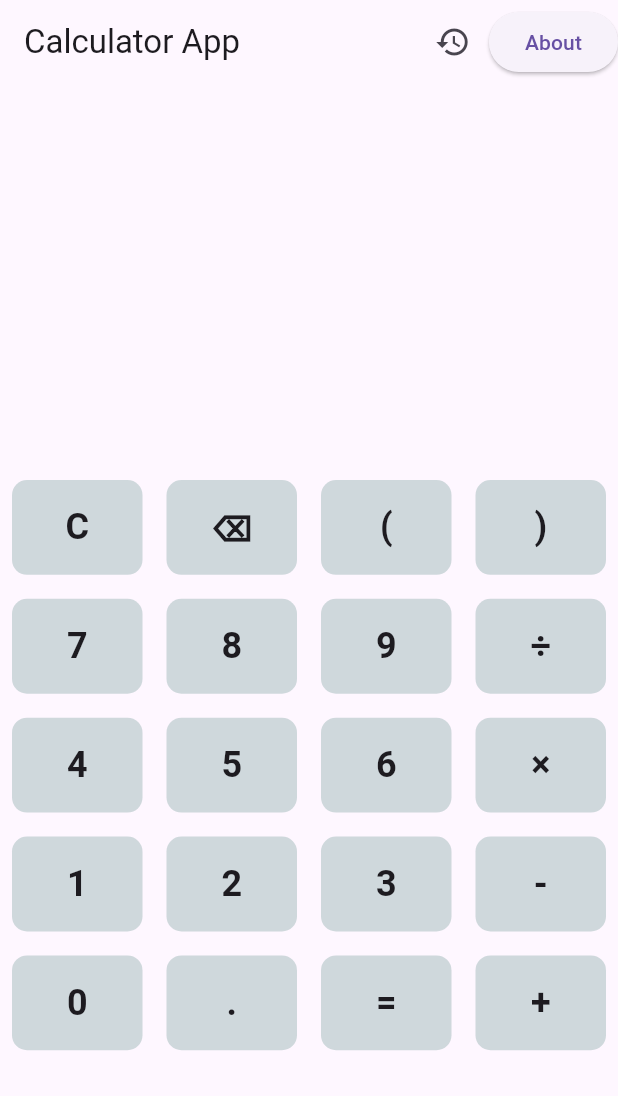
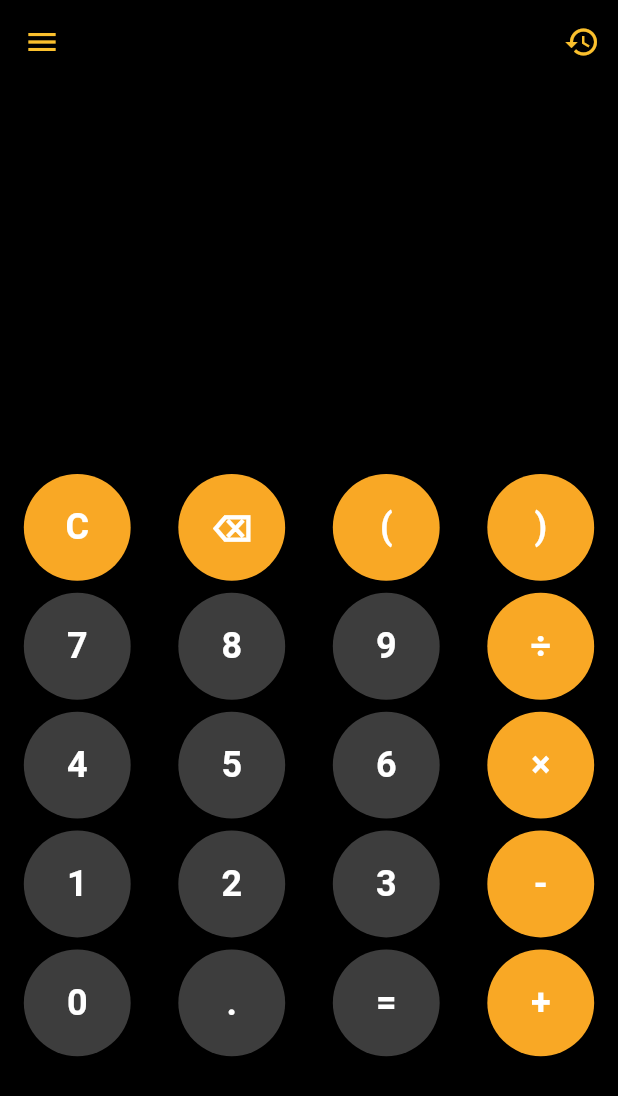
Before and after one commit to AnasNoraniCodes/Calculator_App, a Flutter app: the screen it shows after launch, on a phone screen of 412 x 824 dp. Shown: the top 1096 px of the screen. Run offline on Flutter 3.47's test engine with Material 3 defaults, Android fonts, the phone set to English and light mode, and no system bars; our stand-ins replace get, math_expressions.

Commit message:
project completed

```diff
--- a/lib/calculator_screen.dart
+++ b/lib/calculator_screen.dart
@@ -1,15 +1,14 @@
+import 'package:calculator/reusable_widgets.dart';
 import 'package:flutter/material.dart';
 import 'package:get/get.dart';
 import 'package:math_expressions/math_expressions.dart';
 import 'history_screen.dart';
-import 'reuseable_wigets.dart';
-
 
 void main() {
   runApp(CalculatorScreen());
 }
 
-// Controller for State Management
+//  Controller for State Management
 class CalculatorController extends GetxController {
   var input = ''.obs; // Holds user input
   var output = ''.obs; // Holds result
@@ -25,7 +24,6 @@ class CalculatorController extends GetxController {
         if (input.value.isNotEmpty) {
           input.value = input.value.substring(0, input.value.length - 1);
         }
-
       }
     } else if (value == "=") {
       calculateResult();
@@ -37,7 +35,8 @@ class CalculatorController extends GetxController {
   // Function to evaluate the mathematical expression
   void calculateResult() {
     try {
-      String formattedInput = input.value.replaceAll('×', '*').replaceAll('÷', '/');
+      String formattedInput =
+          input.value.replaceAll('×', '*').replaceAll('÷', '/');
       Parser p = Parser();
       Expression exp = p.parse(formattedInput);
       ContextModel cm = ContextModel();
@@ -47,45 +46,64 @@ class CalculatorController extends GetxController {
       // Add to history
       history.add("${input.value} = ${output.value}");
     } catch (e) {
-      output.value = "Error";
+      output.value = "Invalid Entry";
     }
   }
 }
 
-// Calculator Screen
+// 🔹 Calculator Screen UI
 class CalculatorScreen extends StatelessWidget {
   final CalculatorController controller = Get.put(CalculatorController());
 
   final List<String> buttons = [
-    "C", "⌫", "(", ")",
-    "7", "8", "9", "÷",
-    "4", "5", "6", "×",
-    "1", "2", "3", "-",
-    "0", ".", "=", "+"
+    "C",
+    "⌫",
+    "(",
+    ")",
+    "7",
+    "8",
+    "9",
+    "÷",
+    "4",
+    "5",
+    "6",
+    "×",
+    "1",
+    "2",
+    "3",
+    "-",
+    "0",
+    ".",
+    "=",
+    "+"
   ];
 
   @override
   Widget build(BuildContext context) {
     return Scaffold(
+      backgroundColor: Colors.black,
       appBar: AppBar(
-        title: Text("Calculator App"),
+        leading: IconButton(
+          onPressed: () {
+            Navigator.push(
+                context,
+                MaterialPageRoute(
+                  builder: (context) => AboutScreen(),
+                ));
+          },
+          icon: Icon(
+            Icons.menu_outlined,
+            color: Colors.yellow.shade700,
+          ),
+        ),
+        backgroundColor: Colors.black,
         actions: [
           IconButton(
-            icon: Icon(Icons.history),
+            icon: Icon(Icons.history, color: Colors.yellow.shade700),
             onPressed: () {
               Get.to(() => HistoryScreen());
             },
           ),
-          ElevatedButton(
-            onPressed: () {
-              Navigator.push(
-                context,
-                MaterialPageRoute(builder: (context) => AboutScreen()),
-              );
-            },
-            child: Text("About"),
-          ),
-
         ],
       ),
       body: Column(
@@ -100,14 +118,17 @@ class CalculatorScreen extends StatelessWidget {
                 crossAxisAlignment: CrossAxisAlignment.end,
                 children: [
                   Obx(() => Text(
-                    controller.input.value,
-                    style: TextStyle(fontSize: 32),
-                  )),
+                        controller.input.value,
+                        style: TextStyle(fontSize: 32, color: Colors.white),
+                      )),
                   SizedBox(height: 10),
                   Obx(() => Text(
-                    controller.output.value,
-                    style: TextStyle(fontSize: 40, fontWeight: FontWeight.bold),
-                  )),
+                        controller.output.value,
+                        style: TextStyle(
+                            fontSize: 40,
+                            fontWeight: FontWeight.bold,
+                            color: Colors.yellow),
+                      )),
                 ],
               ),
             ),
@@ -123,9 +144,18 @@ class CalculatorScreen extends StatelessWidget {
                 childAspectRatio: 1.3,
               ),
               itemBuilder: (context, index) {
+                String buttonText = buttons[index];
+
+                // 🔹 Define button color (Black for numbers, Yellow for others)
+                Color buttonColor =
+                    RegExp(r'^[0=.-123456789]$').hasMatch(buttonText)
+                        ? Colors.white24 // Numbers 1-9 → Black
+                        : Colors.yellow.shade800; // Other buttons → Yellow
+
                 return CalculatorButton(
-                  text: buttons[index],
-                  onTap: () => controller.onButtonPressed(buttons[index]),
+                  text: buttonText,
+                  onTap: () => controller.onButtonPressed(buttonText),
+                  color: buttonColor,
                 );
               },
             ),
@@ -140,23 +170,29 @@ class CalculatorScreen extends StatelessWidget {
 class CalculatorButton extends StatelessWidget {
   final String text;
   final VoidCallback onTap;
+  final Color color; // Button color parameter
 
-  CalculatorButton({required this.text, required this.onTap});
+  const CalculatorButton(
+      {required this.text, required this.onTap, required this.color});
 
   @override
   Widget build(BuildContext context) {
     return GestureDetector(
       onTap: onTap,
       child: Container(
-        margin: EdgeInsets.all(8),
+        margin: EdgeInsets.all(4),
         decoration: BoxDecoration(
-          color: Colors.blueGrey.shade100,
-          borderRadius: BorderRadius.circular(10),
+          color: color, // Apply dynamic button color
+          shape: BoxShape.circle,
         ),
         child: Center(
           child: Text(
             text,
-            style: TextStyle(fontSize: 24, fontWeight: FontWeight.bold),
+            style: TextStyle(
+              color: Colors.white,
+              fontSize: 24,
+              fontWeight: FontWeight.bold,
+            ),
           ),
         ),
       ),
--- a/lib/main.dart
+++ b/lib/main.dart
@@ -8,6 +8,8 @@ void main() {
 
 // Root Widget
 class MyApp extends StatelessWidget {
+  const MyApp({super.key});
+
   @override
   Widget build(BuildContext context) {
     return GetMaterialApp(
```
Also changed, not shown: lib/history_screen.dart (+30 -3 lines), lib/reusable_widgets.dart (added, +50 -0 lines), lib/reuseable_wigets.dart (deleted, +0 -22 lines).
